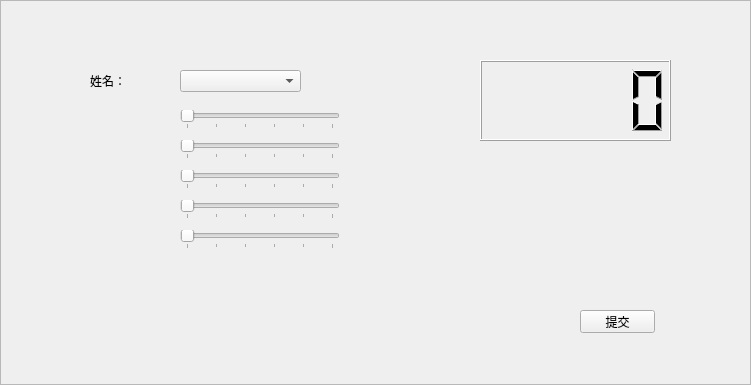
Before: the Qt Designer form persgrade.ui in neverlandgy/teamhelper, drawn with Qt 5.
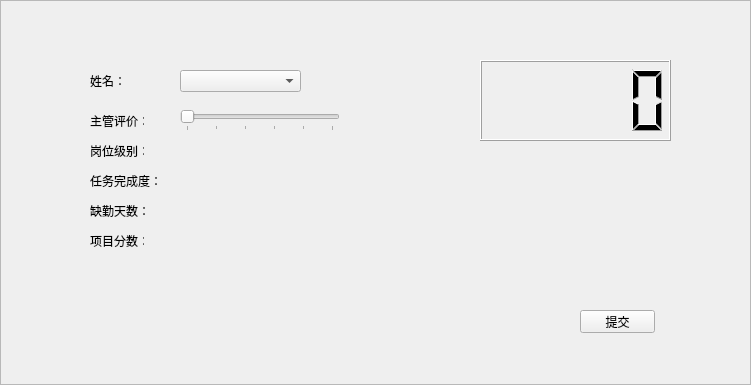
After: the same form once the commit is applied.

```diff
--- a/persgrade.ui
+++ b/persgrade.ui
@@ -52,7 +52,7 @@
     </rect>
    </property>
    <property name="text">
-    <string/>
+    <string>主管评价：</string>
    </property>
   </widget>
   <widget class="QLabel" name="label_3">
@@ -65,7 +65,7 @@
     </rect>
    </property>
    <property name="text">
-    <string/>
+    <string>岗位级别：</string>
    </property>
   </widget>
   <widget class="QLabel" name="label_4">
@@ -73,12 +73,12 @@
     <rect>
      <x>90</x>
      <y>170</y>
-     <width>54</width>
+     <width>71</width>
      <height>21</height>
     </rect>
    </property>
    <property name="text">
-    <string/>
+    <string>任务完成度：</string>
    </property>
   </widget>
   <widget class="QLabel" name="label_5">
@@ -86,12 +86,12 @@
     <rect>
      <x>90</x>
      <y>200</y>
-     <width>54</width>
+     <width>91</width>
      <height>21</height>
     </rect>
    </property>
    <property name="text">
-    <string/>
+    <string>缺勤天数：</string>
    </property>
   </widget>
   <widget class="QLabel" name="label_6">
@@ -104,7 +104,7 @@
     </rect>
    </property>
    <property name="text">
-    <string/>
+    <string>项目分数：</string>
    </property>
   </widget>
   <widget class="QSlider" name="horizontalSlider">
@@ -113,143 +113,7 @@
      <x>180</x>
      <y>110</y>
      <width>160</width>
-     <height>19</height>
-    </rect>
-   </property>
-   <property name="layoutDirection">
-    <enum>Qt::RightToLeft</enum>
-   </property>
-   <property name="maximum">
-    <number>5</number>
-   </property>
-   <property name="singleStep">
-    <number>1</number>
-   </property>
-   <property name="pageStep">
-    <number>1</number>
-   </property>
-   <property name="orientation">
-    <enum>Qt::Horizontal</enum>
-   </property>
-   <property name="invertedAppearance">
-    <bool>true</bool>
-   </property>
-   <property name="invertedControls">
-    <bool>true</bool>
-   </property>
-   <property name="tickPosition">
-    <enum>QSlider::TicksBelow</enum>
-   </property>
-  </widget>
-  <widget class="QSlider" name="horizontalSlider_2">
-   <property name="geometry">
-    <rect>
-     <x>180</x>
-     <y>140</y>
-     <width>160</width>
-     <height>19</height>
-    </rect>
-   </property>
-   <property name="layoutDirection">
-    <enum>Qt::RightToLeft</enum>
-   </property>
-   <property name="maximum">
-    <number>5</number>
-   </property>
-   <property name="singleStep">
-    <number>1</number>
-   </property>
-   <property name="pageStep">
-    <number>1</number>
-   </property>
-   <property name="orientation">
-    <enum>Qt::Horizontal</enum>
-   </property>
-   <property name="invertedAppearance">
-    <bool>true</bool>
-   </property>
-   <property name="invertedControls">
-    <bool>true</bool>
-   </property>
-   <property name="tickPosition">
-    <enum>QSlider::TicksBelow</enum>
-   </property>
-  </widget>
-  <widget class="QSlider" name="horizontalSlider_3">
-   <property name="geometry">
-    <rect>
-     <x>180</x>
-     <y>170</y>
-     <width>160</width>
-     <height>19</height>
-    </rect>
-   </property>
-   <property name="layoutDirection">
-    <enum>Qt::RightToLeft</enum>
-   </property>
-   <property name="maximum">
-    <number>5</number>
-   </property>
-   <property name="singleStep">
-    <number>1</number>
-   </property>
-   <property name="pageStep">
-    <number>1</number>
-   </property>
-   <property name="orientation">
-    <enum>Qt::Horizontal</enum>
-   </property>
-   <property name="invertedAppearance">
-    <bool>true</bool>
-   </property>
-   <property name="invertedControls">
-    <bool>true</bool>
-   </property>
-   <property name="tickPosition">
-    <enum>QSlider::TicksBelow</enum>
-   </property>
-  </widget>
-  <widget class="QSlider" name="horizontalSlider_4">
-   <property name="geometry">
-    <rect>
-     <x>180</x>
-     <y>200</y>
-     <width>160</width>
-     <height>19</height>
-    </rect>
-   </property>
-   <property name="layoutDirection">
-    <enum>Qt::RightToLeft</enum>
-   </property>
-   <property name="maximum">
-    <number>5</number>
-   </property>
-   <property name="singleStep">
-    <number>1</number>
-   </property>
-   <property name="pageStep">
-    <number>1</number>
-   </property>
-   <property name="orientation">
-    <enum>Qt::Horizontal</enum>
-   </property>
-   <property name="invertedAppearance">
-    <bool>true</bool>
-   </property>
-   <property name="invertedControls">
-    <bool>true</bool>
-   </property>
-   <property name="tickPosition">
-    <enum>QSlider::TicksBelow</enum>
-   </property>
-  </widget>
-  <widget class="QSlider" name="horizontalSlider_5">
-   <property name="geometry">
-    <rect>
-     <x>180</x>
-     <y>230</y>
-     <width>160</width>
-     <height>19</height>
+     <height>21</height>
     </rect>
    </property>
    <property name="layoutDirection">
@@ -300,6 +164,58 @@
     </rect>
    </property>
   </widget>
+  <widget class="QLabel" name="label_joblevel">
+   <property name="geometry">
+    <rect>
+     <x>180</x>
+     <y>142</y>
+     <width>161</width>
+     <height>20</height>
+    </rect>
+   </property>
+   <property name="text">
+    <string/>
+   </property>
+  </widget>
+  <widget class="QLabel" name="label_task">
+   <property name="geometry">
+    <rect>
+     <x>180</x>
+     <y>170</y>
+     <width>161</width>
+     <height>20</height>
+    </rect>
+   </property>
+   <property name="text">
+    <string/>
+   </property>
+  </widget>
+  <widget class="QLabel" name="label_punch">
+   <property name="geometry">
+    <rect>
+     <x>180</x>
+     <y>200</y>
+     <width>161</width>
+     <height>20</height>
+    </rect>
+   </property>
+   <property name="text">
+    <string/>
+   </property>
+  </widget>
+  <widget class="QLabel" name="label_project">
+   <property name="geometry">
+    <rect>
+     <x>180</x>
+     <y>230</y>
+     <width>161</width>
+     <height>20</height>
+    </rect>
+   </property>
+   <property name="text">
+    <string/>
+   </property>
+  </widget>
  </widget>
  <resources/>
  <connections/>
```
